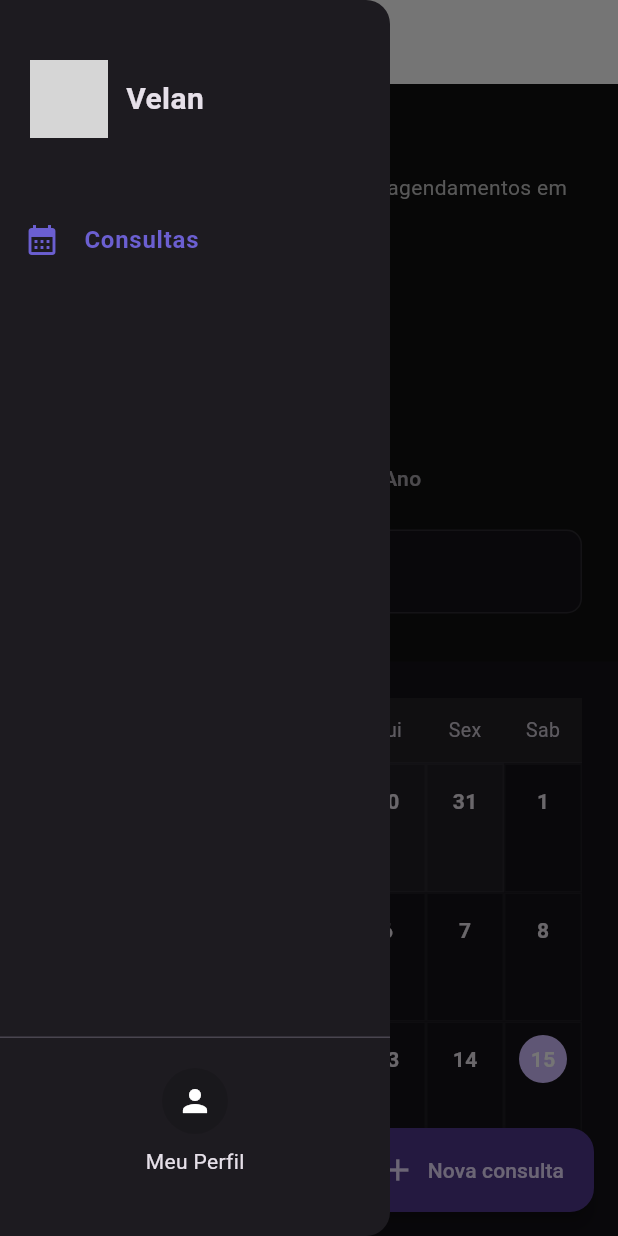
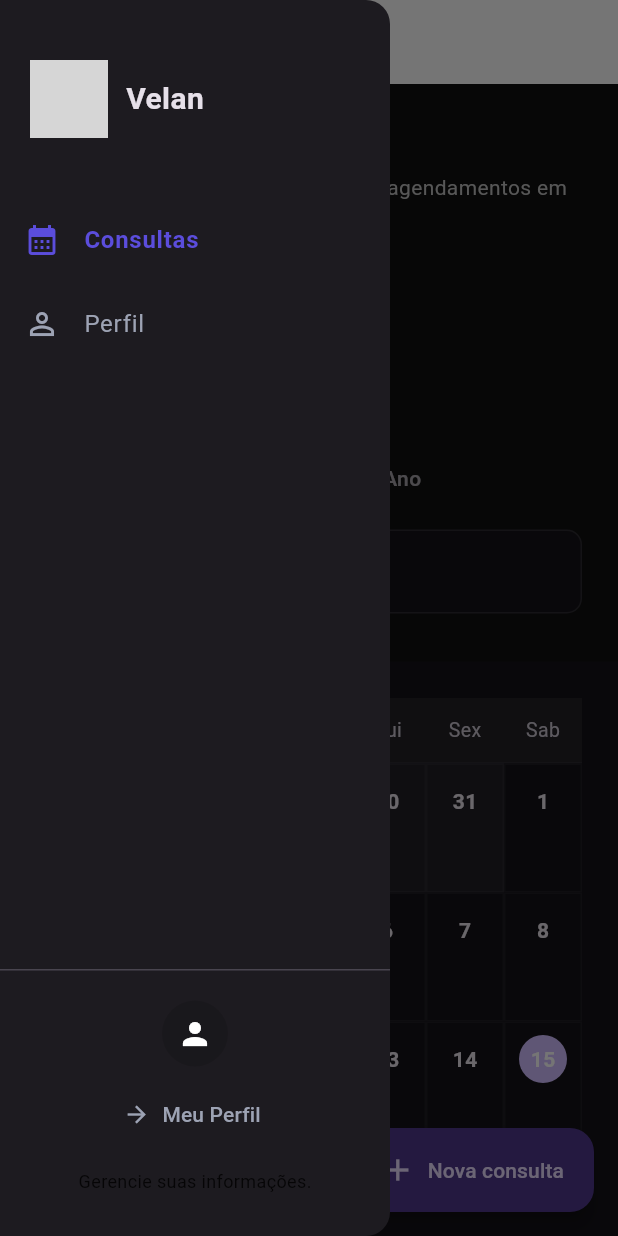
Before and after one commit to GuilhermeBuenoReis/velan-mobile, a Flutter app: the AppLayout screen opened directly, with the side drawer open, on a phone screen of 412 x 824 dp. Run offline on Flutter 3.47's test engine with Material 3 defaults, Android fonts, the phone set to English and light mode, and no system bars; drawn by our look-alikes of table_calendar; our stand-ins replace cookie_jar, dio, dio_cookie_manager; network calls fail; grey boxes are pictures that could not be loaded.

Commit message:
refactor: remove page dashboard | feat:create new page of profile

```diff
--- a/lib/Screens/App/app_layout.dart
+++ b/lib/Screens/App/app_layout.dart
@@ -27,6 +27,11 @@ class _AppLayoutState extends State<AppLayout> {
       icon: Icons.calendar_month,
       route: AppRoutes.appointment,
     ),
+    _NavItem(
+      label: 'Perfil',
+      icon: Icons.person_outline,
+      route: AppRoutes.profile,
+    ),
   ];
 
   @override
@@ -53,6 +58,18 @@ class _AppLayoutState extends State<AppLayout> {
   }
 
   Widget _buildSidebar(BuildContext context) {
+    final currentRoute = ModalRoute.of(context)?.settings.name;
+    final bool isProfileActive =
+        currentRoute == AppRoutes.profile || activeItem == 'Perfil';
+
+    void goToProfile() {
+      Navigator.of(context).pop();
+      setState(() => activeItem = 'Perfil');
+      if (currentRoute != AppRoutes.profile) {
+        Navigator.of(context).pushReplacementNamed(AppRoutes.profile);
+      }
+    }
+
     return Drawer(
       width: 260,
       child: Column(
@@ -63,7 +80,7 @@ class _AppLayoutState extends State<AppLayout> {
               children: [
                 CircleAvatar(
                   radius: 26,
-                  backgroundColor: Colors.grey.shade200,
+                  backgroundColor: const Color(0xFFE8E7FF),
                   backgroundImage: const AssetImage('assets/velan-logo.png'),
                 ),
                 const SizedBox(width: 12),
@@ -78,11 +95,13 @@ class _AppLayoutState extends State<AppLayout> {
             child: ListView(
               padding: EdgeInsets.zero,
               children: navItems.map((item) {
-                final isActive = item.label == activeItem;
+                final isActive =
+                    currentRoute == item.route || item.label == activeItem;
+                const inactiveColor = Color(0xFF9DA3B4);
                 return ListTile(
                   leading: Icon(
                     item.icon,
-                    color: isActive ? const Color(0xFF6B5FD1) : Colors.black54,
+                    color: isActive ? const Color(0xFF5B4DDC) : inactiveColor,
                   ),
                   title: Text(
                     item.label,
@@ -91,8 +110,8 @@ class _AppLayoutState extends State<AppLayout> {
                           ? FontWeight.bold
                           : FontWeight.normal,
                       color: isActive
-                          ? const Color(0xFF6B5FD1)
-                          : Colors.black87,
+                          ? const Color(0xFF5B4DDC)
+                          : inactiveColor,
                     ),
                   ),
                   onTap: () {
@@ -110,15 +129,44 @@ class _AppLayoutState extends State<AppLayout> {
           Padding(
             padding: const EdgeInsets.symmetric(vertical: 20),
             child: Column(
-              children: const [
+              children: [
                 CircleAvatar(
                   radius: 22,
-                  backgroundColor: Colors.black12,
-                  child: Icon(Icons.person, color: Colors.white),
+                  backgroundColor:
+                      isProfileActive ? const Color(0xFF5B4DDC) : Colors.black12,
+                  child: Icon(
+                    Icons.person,
+                    color: Colors.white,
+                  ),
                 ),
-                SizedBox(height: 8),
-                Text('Meu Perfil', style: TextStyle(fontSize: 14)),
-                SizedBox(height: 20),
+                const SizedBox(height: 8),
+                TextButton.icon(
+                  onPressed: goToProfile,
+                  icon: Icon(
+                    Icons.arrow_forward,
+                    color: isProfileActive
+                        ? const Color(0xFF5B4DDC)
+                        : const Color(0xFF9DA3B4),
+                  ),
+                  label: Text(
+                    'Meu Perfil',
+                    style: TextStyle(
+                      fontSize: 14,
+                      color: isProfileActive
+                          ? const Color(0xFF5B4DDC)
+                          : const Color(0xFF9DA3B4),
+                    ),
+                  ),
+                ),
+                const SizedBox(height: 12),
+                Text(
+                  'Gerencie suas informações.',
+                  style: TextStyle(
+                    fontSize: 12,
+                    color: Colors.black54.withOpacity(.8),
+                  ),
+                ),
+                const SizedBox(height: 8),
               ],
             ),
           ),
--- a/lib/app_routes.dart
+++ b/lib/app_routes.dart
@@ -1,5 +1,6 @@
 import 'package:flutter/material.dart';
 import 'package:velan_mobile/Screens/App/Pages/Appointment/appointment_page.dart';
+import 'package:velan_mobile/Screens/App/Pages/Profile/profile_page.dart';
 import 'package:velan_mobile/Screens/App/Pages/Welcome/welcome_page.dart';
 import 'package:velan_mobile/Screens/Auth/Pages/login_page.dart';
 import 'package:velan_mobile/Screens/Auth/Pages/register_page.dart';
@@ -9,11 +10,13 @@ class AppRoutes {
   static const login = '/login';
   static const register = '/register';
   static const appointment = '/appointment';
+  static const profile = '/profile';
 
   static Map<String, WidgetBuilder> routes = {
     welcome: (_) => const WelcomePage(),
     login: (_) => const LoginPage(),
     register: (_) => const RegisterPage(),
     appointment: (_) => const AppointmentPage(),
+    profile: (_) => const ProfilePage(),
   };
 }
```
Also changed, not shown: lib/Models/user.dart (+19 -4 lines), lib/Screens/App/Pages/Profile/profile_page.dart (added, +221 -0 lines), lib/Services/profile_api.dart (added, +79 -0 lines), lib/Services/profile_repository.dart (added, +16 -0 lines).
